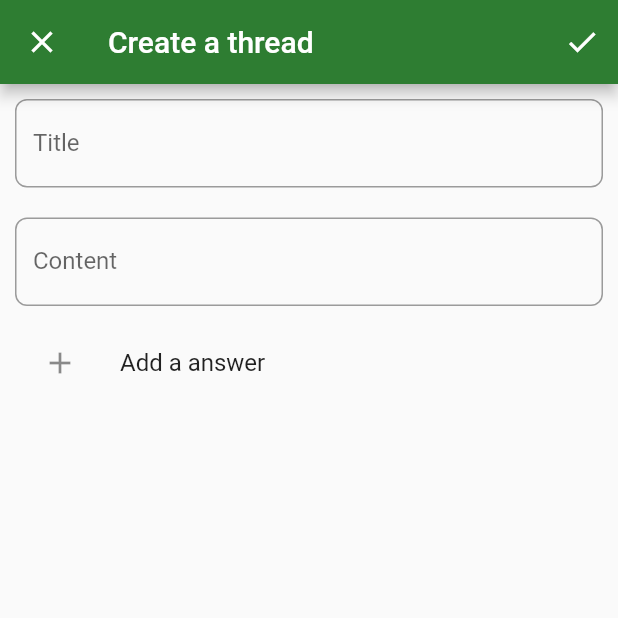
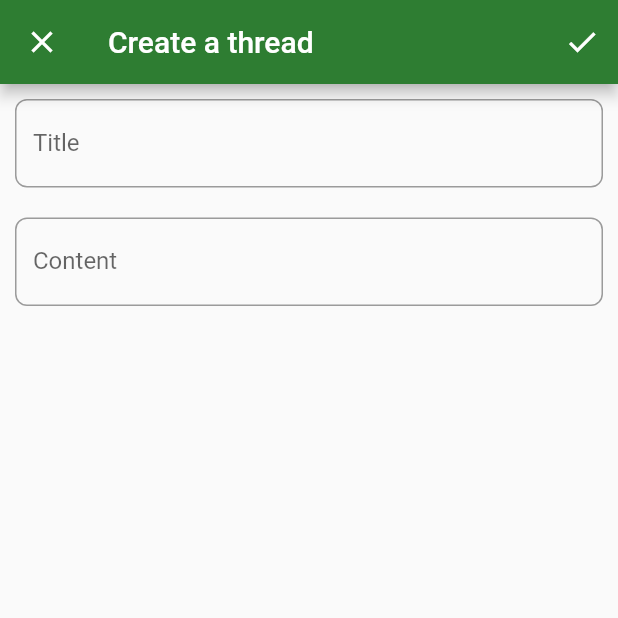
Before and after one commit to Darkness4/contributed-machinery, a Flutter app: the ThreadsOverviewPage screen opened directly, after a tap on the "add" icon, on a phone screen of 412 x 824 dp, the top half of it. Run offline on Flutter 3.47's test engine with Material 2 defaults, Android fonts, the light colour scheme and no system bars; our stand-ins replace auto_route, bloc, cloud_firestore, dartz, firebase_auth, flushbar and 8 more; accounts and stored records are empty; generated files the repository leaves out were written again.

Commit message:
[answer] Moved to subcollection

```diff
--- a/lib/application/threads/thread_form/thread_form_event.dart
+++ b/lib/application/threads/thread_form/thread_form_event.dart
@@ -7,7 +7,5 @@ abstract class ThreadFormEvent with _$ThreadFormEvent {
   const factory ThreadFormEvent.titleChanged(String titleStr) = _TitleChanged;
   const factory ThreadFormEvent.contentChanged(String contentStr) =
       _ContentChanged;
-  const factory ThreadFormEvent.answersChanged(
-      KtList<AnswerPrimitive> answers) = _AnswersChanged;
   const factory ThreadFormEvent.saved() = _Saved;
 }
--- a/lib/domain/threads/answer.dart
+++ b/lib/domain/threads/answers/answer.dart
@@ -1,6 +1,7 @@
 import 'package:contributed_machinery/domain/core/entity.dart';
 import 'package:contributed_machinery/domain/core/failures.dart';
 import 'package:contributed_machinery/domain/core/value_objects.dart';
+import 'package:contributed_machinery/domain/threads/value_objects.dart';
 import 'package:dartz/dartz.dart';
 import 'package:freezed_annotation/freezed_annotation.dart';
 
--- /dev/null
+++ b/lib/domain/threads/answers/answer_failure.dart
@@ -0,0 +1,11 @@
+import 'package:freezed_annotation/freezed_annotation.dart';
+
+part 'answer_failure.freezed.dart';
+
+@freezed
+abstract class AnswerFailure with _$AnswerFailure {
+  const factory AnswerFailure.unexpected() = Unexpected;
+  const factory AnswerFailure.insufficientPermissions() =
+      InsufficientPermissions;
+  const factory AnswerFailure.unableToUpdate() = UnableToUpdate;
+}
--- a/lib/domain/threads/thread.dart
+++ b/lib/domain/threads/thread.dart
@@ -1,38 +1,24 @@
 import 'package:contributed_machinery/domain/core/entity.dart';
 import 'package:contributed_machinery/domain/core/failures.dart';
 import 'package:contributed_machinery/domain/core/value_objects.dart';
-import 'package:contributed_machinery/domain/threads/value_objects.dart';
 import 'package:dartz/dartz.dart';
 import 'package:flutter/foundation.dart';
 import 'package:freezed_annotation/freezed_annotation.dart';
-import 'package:kt_dart/collection.dart';
 
-import 'answer.dart';
 import 'request.dart';
 
 part 'thread.freezed.dart';
 
 @freezed
 abstract class Thread with _$Thread implements IEntity {
-  const factory Thread({
-    @required UniqueId id,
-    @required Request request,
-    @required AnswerList answers,
-  }) = _Thread;
+  const factory Thread({@required UniqueId id, @required Request request}) =
+      _Thread;
 
-  factory Thread.empty() => Thread(
-        id: UniqueId(),
-        request: Request.empty(),
-        answers: AnswerList(emptyList()),
-      );
+  factory Thread.empty() => Thread(id: UniqueId(), request: Request.empty());
 }
 
 extension ThreadX on Thread {
   Option<ValueFailure<dynamic>> get failureOption {
-    return request.failureOption.andThen(answers
-        .getOrCrash()
-        .map((answer) => answer.failureOption)
-        .filter((o) => o.isSome())
-        .getOrElse(0, (_) => none()));
+    return request.failureOption;
   }
 }
--- a/lib/domain/threads/value_objects.dart
+++ b/lib/domain/threads/value_objects.dart
@@ -2,9 +2,6 @@ import 'package:contributed_machinery/domain/core/failures.dart';
 import 'package:contributed_machinery/domain/core/value_objects.dart';
 import 'package:contributed_machinery/domain/core/value_validators.dart';
 import 'package:dartz/dartz.dart';
-import 'package:kt_dart/collection.dart';
-
-import 'answer.dart';
 
 class RequestContent extends ValueObject<String> {
   @override
@@ -57,39 +54,3 @@ class Author extends ValueObject<String> {
 
   const Author._(this.value);
 }
-
-class AnswerList extends ValueObject<KtList<Answer>> {
-  @override
-  final Either<ValueFailure<KtList<Answer>>, KtList<Answer>> value;
-
-  static const maxLength = 250;
-
-  factory AnswerList(KtList<Answer> input) {
-    assert(input != null);
-    return AnswerList._(
-      validateMaxListLength(input, maxLength),
-    );
-  }
-
-  const AnswerList._(this.value);
-
-  int get length {
-    return value.getOrElse(() => emptyList()).size;
-  }
-}
-
-class AnswerContent extends ValueObject<String> {
-  @override
-  final Either<ValueFailure<String>, String> value;
-
-  static const maxLength = 500;
-
-  factory AnswerContent(String input) {
-    assert(input != null);
-    return AnswerContent._(
-      validateMaxStringLength(input, maxLength).flatMap(validateStringNotEmpty),
-    );
-  }
-
-  const AnswerContent._(this.value);
-}
--- a/lib/infrastructure/core/firestore_helpers.dart
+++ b/lib/infrastructure/core/firestore_helpers.dart
@@ -17,3 +17,8 @@ extension FirestoreX on Firestore {
 
   CollectionReference get threadCollection => collection('threads');
 }
+
+extension DocumentReferenceX on DocumentReference {
+  /// Subcollection of a [threadCollection]
+  CollectionReference get answerCollection => collection('answers');
+}
--- a/lib/injection.iconfig.dart
+++ b/lib/injection.iconfig.dart
@@ -8,6 +8,8 @@ import 'package:contributed_machinery/infrastructure/core/firebase_injectable_mo
 import 'package:firebase_auth/firebase_auth.dart';
 import 'package:contributed_machinery/infrastructure/auth/firebase_user_mapper.dart';
 import 'package:cloud_firestore/cloud_firestore.dart';
+import 'package:contributed_machinery/infrastructure/threads/answers/answer_repository.dart';
+import 'package:contributed_machinery/domain/threads/answers/i_answer_repository.dart';
 import 'package:contributed_machinery/infrastructure/auth/firebase_auth_facade.dart';
 import 'package:contributed_machinery/domain/auth/i_auth_facade.dart';
 import 'package:contributed_machinery/infrastructure/threads/thread_repository.dart';
@@ -36,6 +38,8 @@ void $initGetIt(GetIt g, {String environment}) {
 
   //Register prod Dependencies --------
   if (environment == 'prod') {
+    g.registerLazySingleton<IAnswerRepository>(
+        () => AnswerRepository(g<Firestore>()));
     g.registerLazySingleton<IAuthFacade>(
         () => FirebaseAuthFacade(g<FirebaseAuth>(), g<FirebaseUserMapper>()));
     g.registerLazySingleton<IThreadRepository>(
--- a/lib/presentation/pages/threads/thread_form/misc/answser_presentation_classes.dart
+++ /dev/null
@@ -1,45 +0,0 @@
-import 'package:contributed_machinery/domain/core/value_objects.dart';
-import 'package:contributed_machinery/domain/threads/answer.dart';
-import 'package:contributed_machinery/domain/threads/value_objects.dart';
-import 'package:flutter/cupertino.dart';
-import 'package:freezed_annotation/freezed_annotation.dart';
-import 'package:kt_dart/collection.dart';
-import 'package:flutter/foundation.dart';
-
-part 'answser_presentation_classes.freezed.dart';
-
-class FormAnswers extends ValueNotifier<KtList<AnswerPrimitive>> {
-  FormAnswers() : super(emptyList<AnswerPrimitive>());
-}
-
-@freezed
-abstract class AnswerPrimitive with _$AnswerPrimitive {
-  const factory AnswerPrimitive({
-    @required UniqueId id,
-    @required String content,
-    @required String author,
-  }) = _AnswerPrimitive;
-
-  factory AnswerPrimitive.empty() => AnswerPrimitive(
-        id: UniqueId(),
-        content: '',
-        author: '',
-      );
-
-  factory AnswerPrimitive.fromDomain(Answer answerValue) => AnswerPrimitive(
-        id: answerValue.id,
-        // If we somehow get to this point, we missed something in other parts of the UI. It's better to throw an Error.
-        content: answerValue.content.getOrCrash(),
-        author: answerValue.author.getOrCrash(),
-      );
-}
-
-extension AnswerPrimitiveX on AnswerPrimitive {
-  Answer toDomain() {
-    return Answer(
-      id: id,
-      content: AnswerContent(content),
-      author: Author(author),
-    );
-  }
-}
--- a/lib/presentation/pages/threads/thread_form/thread_form_page.dart
+++ b/lib/presentation/pages/threads/thread_form/thread_form_page.dart
@@ -8,11 +8,7 @@ import 'package:flushbar/flushbar_helper.dart';
 import 'package:flutter/material.dart';
 import 'package:flutter_bloc/flutter_bloc.dart';
 import 'package:flutter_hooks/flutter_hooks.dart';
-import 'package:provider/provider.dart';
 
-import 'misc/answser_presentation_classes.dart';
-import 'widgets/add_anwser_tile_widget.dart';
-import 'widgets/anwser_list_widget.dart';
 import 'widgets/content_field_widget.dart';
 import 'widgets/title_field_widget.dart';
 
@@ -146,26 +142,17 @@ class ThreadFormPageScaffold extends StatelessWidget {
       body: BlocBuilder<ThreadFormBloc, ThreadFormState>(
         condition: (p, c) => p.showErrorMessages != c.showErrorMessages,
         builder: (context, state) {
-            return ChangeNotifierProvider(
-              // State for the todo list.
-              // We can't operate with the validated ValueObjects and Entities directly in the UI
-              // Just like the SignInForm holds its state in TextEditingControllers as raw strings and we use ValueObjects such as EmailAddress
-              // only for showing messages and whatnot, we need to do the same here with the TodoList - but we, of course, have to manage the
-              // primitive state ourselves. After all, there isn't a pre-built widget for managing the values multiple checkboxes and text fields
-              create: (_) => FormAnswers(),
-              child: Form(
+          return Form(
             autovalidate: state.showErrorMessages,
             child: const CustomScrollView(
               slivers: <Widget>[
                 SliverToBoxAdapter(child: TitleField()),
                 SliverToBoxAdapter(child: ContentField()),
-                    SliverToBoxAdapter(child: AnswerListWidget()),
-                    SliverToBoxAdapter(child: AddAnswerTile()),
               ],
-                ),
             ),
           );
         },
-        ));
+      ),
+    );
   }
 }
--- a/lib/presentation/pages/threads/thread_form/widgets/add_anwser_tile_widget.dart
+++ /dev/null
@@ -1,35 +0,0 @@
-import 'package:contributed_machinery/application/threads/thread_form/thread_form_bloc.dart';
-import 'package:contributed_machinery/presentation/pages/threads/thread_form/misc/answser_presentation_classes.dart';
-import 'package:contributed_machinery/presentation/pages/threads/thread_form/misc/build_context_x.dart';
-import 'package:flutter/material.dart';
-import 'package:flutter/rendering.dart';
-import 'package:flutter_bloc/flutter_bloc.dart';
-import 'package:kt_dart/collection.dart';
-
-class AddAnswerTile extends StatelessWidget {
-  const AddAnswerTile({
-    Key key,
-  }) : super(key: key);
-
-  @override
-  Widget build(BuildContext context) {
-    return BlocBuilder<ThreadFormBloc, ThreadFormState>(
-      builder: (context, state) {
-        return ListTile(
-          title: const Text('Add a answer'),
-          leading: const Padding(
-            padding: EdgeInsets.all(12.0),
-            child: Icon(Icons.add),
-          ),
-          onTap: () {
-            context.formAnswers =
-                context.formAnswers.plusElement(AnswerPrimitive.empty());
-            context
-                .bloc<ThreadFormBloc>()
-                .add(ThreadFormEvent.answersChanged(context.formAnswers));
-          },
-        );
-      },
-    );
-  }
-}
```
Also changed, not shown: lib/application/threads/thread_form/thread_form_bloc.dart (+0 -12 lines), lib/domain/threads/answers/i_answer_repository.dart (added, +13 -0 lines), lib/domain/threads/answers/value_objects.dart (added, +20 -0 lines), lib/infrastructure/threads/answers/answer_dtos.dart (added, +47 -0 lines), lib/infrastructure/threads/answers/answer_repository.dart (added, +105 -0 lines), lib/infrastructure/threads/thread_dtos.dart (+0 -41 lines), lib/presentation/pages/threads/thread_form/misc/build_context_x.dart (deleted, +0 -11 lines), lib/presentation/pages/threads/thread_form/widgets/anwser_list_widget.dart (deleted, +0 -250 lines), lib/presentation/pages/threads/threads_overview/widgets/thread_card_widget.dart (+1 -18 lines), lib/application/threads/thread_form/thread_form_bloc.freezed.dart, lib/domain/threads/answers/answer.freezed.dart (renamed from lib/domain/threads/answer.freezed.dart), lib/domain/threads/answers/answer_failure.freezed.dart (added), lib/domain/threads/thread.freezed.dart, lib/infrastructure/threads/answers/answer_dtos.freezed.dart (added), 4 more files, 1 other file. Lines whose indentation alone changed are shown as unchanged.
